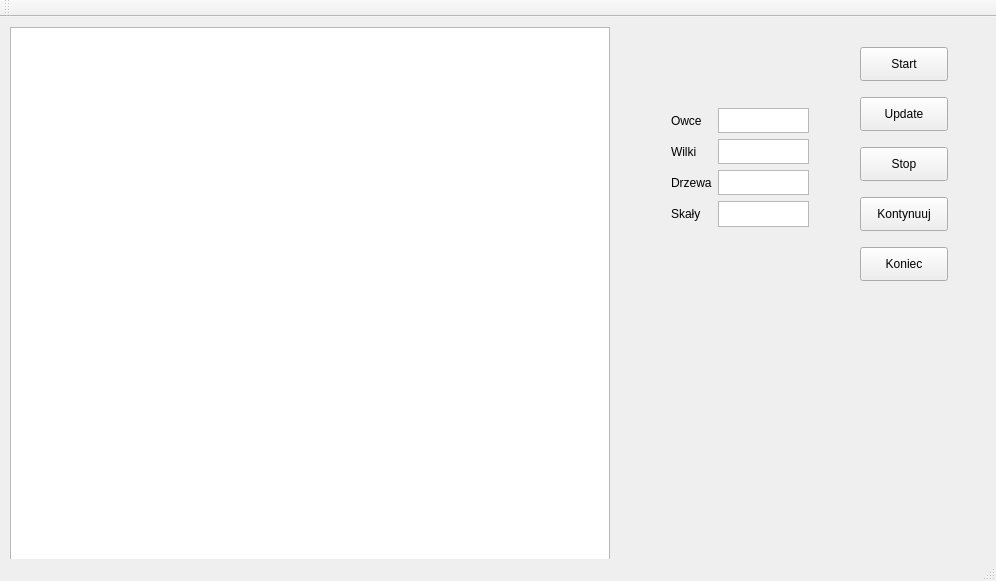
Above: mainwindow.ui from alicjaobara/projekt_pjc before the change. Below: the same form after it.
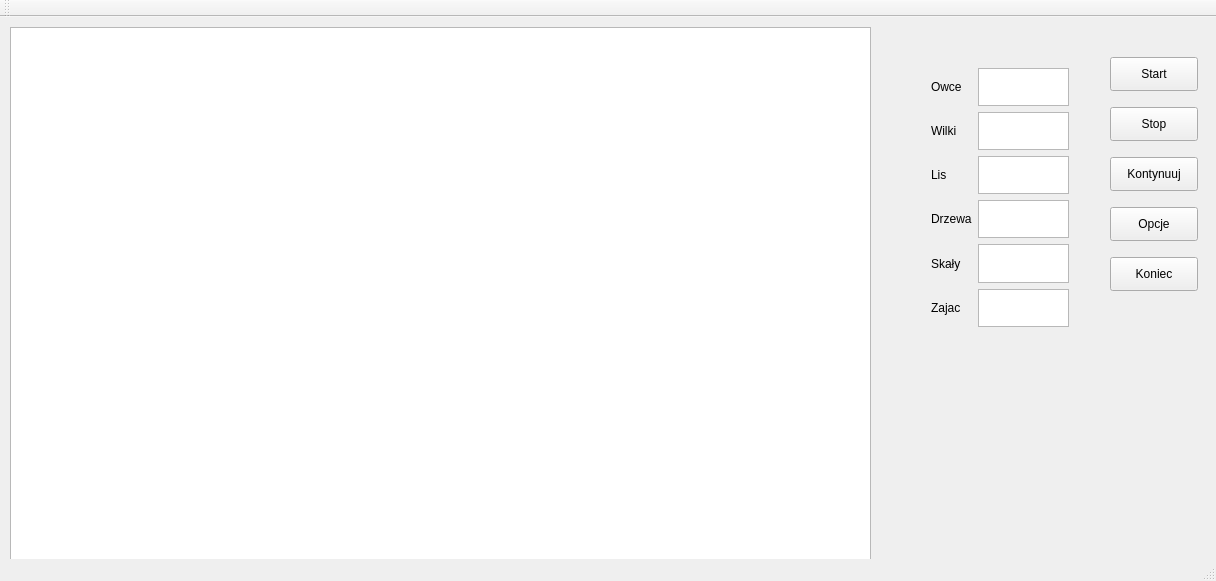
That is the form after the change.

The edit to the form file:
```diff
--- a/mainwindow.ui
+++ b/mainwindow.ui
@@ -6,7 +6,7 @@
    <rect>
     <x>0</x>
     <y>0</y>
-    <width>996</width>
+    <width>1216</width>
     <height>581</height>
    </rect>
   </property>
@@ -17,8 +17,8 @@
    <widget class="QPushButton" name="pushButton">
     <property name="geometry">
      <rect>
-      <x>860</x>
-      <y>30</y>
+      <x>1110</x>
+      <y>40</y>
       <width>88</width>
       <height>34</height>
      </rect>
@@ -32,7 +32,7 @@
      <rect>
       <x>10</x>
       <y>10</y>
-      <width>600</width>
+      <width>861</width>
       <height>600</height>
      </rect>
     </property>
@@ -43,21 +43,21 @@
    <widget class="QPushButton" name="pushButton_2">
     <property name="geometry">
      <rect>
-      <x>860</x>
-      <y>80</y>
+      <x>1110</x>
+      <y>190</y>
       <width>88</width>
       <height>34</height>
      </rect>
     </property>
     <property name="text">
-     <string>Update</string>
+     <string>Opcje</string>
     </property>
    </widget>
    <widget class="QPushButton" name="pushButton_3">
     <property name="geometry">
      <rect>
-      <x>860</x>
-      <y>130</y>
+      <x>1110</x>
+      <y>90</y>
       <width>88</width>
       <height>34</height>
      </rect>
@@ -69,8 +69,8 @@
    <widget class="QPushButton" name="pushButton_4">
     <property name="geometry">
      <rect>
-      <x>860</x>
-      <y>230</y>
+      <x>1110</x>
+      <y>240</y>
       <width>88</width>
       <height>34</height>
      </rect>
@@ -82,8 +82,8 @@
    <widget class="QPushButton" name="pushButton_5">
     <property name="geometry">
      <rect>
-      <x>860</x>
-      <y>180</y>
+      <x>1110</x>
+      <y>140</y>
       <width>88</width>
       <height>34</height>
      </rect>
@@ -95,14 +95,14 @@
    <widget class="QWidget" name="gridLayoutWidget">
     <property name="geometry">
      <rect>
-      <x>660</x>
-      <y>80</y>
+      <x>920</x>
+      <y>40</y>
       <width>160</width>
-      <height>141</height>
+      <height>281</height>
      </rect>
     </property>
     <layout class="QGridLayout" name="gridLayout">
-     <item row="3" column="0">
+     <item row="5" column="0">
       <widget class="QLabel" name="label_3">
        <property name="text">
         <string>Drzewa</string>
@@ -123,7 +123,7 @@
        </property>
       </widget>
      </item>
-     <item row="4" column="0">
+     <item row="6" column="0">
       <widget class="QLabel" name="label_4">
        <property name="text">
         <string>Skały</string>
@@ -136,12 +136,32 @@
      <item row="2" column="1">
       <widget class="QTextEdit" name="textWilk"/>
      </item>
-     <item row="3" column="1">
+     <item row="5" column="1">
       <widget class="QTextEdit" name="textDrzewo"/>
      </item>
-     <item row="4" column="1">
+     <item row="6" column="1">
       <widget class="QTextEdit" name="textSkala"/>
      </item>
+     <item row="7" column="1">
+      <widget class="QTextEdit" name="textZajac"/>
+     </item>
+     <item row="7" column="0">
+      <widget class="QLabel" name="label_5">
+       <property name="text">
+        <string>Zajac</string>
+       </property>
+      </widget>
+     </item>
+     <item row="4" column="1">
+      <widget class="QTextEdit" name="textLis"/>
+     </item>
+     <item row="4" column="0">
+      <widget class="QLabel" name="label_6">
+       <property name="text">
+        <string>Lis</string>
+       </property>
+      </widget>
+     </item>
     </layout>
    </widget>
   </widget>
```
Left out of the diff: 2 changed lines with no effect on the pictures.
